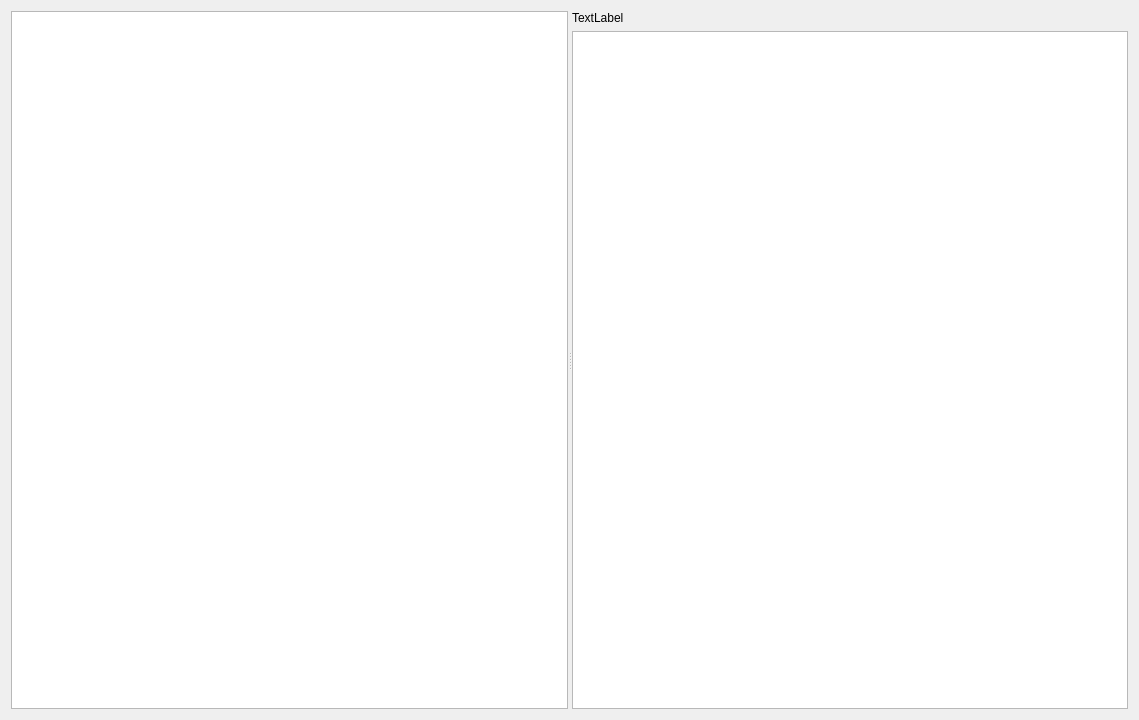
c-mellueh/SOM-Toolkit, file som_gui/module/modelcheck_window/qt/ObjectCheckWidget.ui: the form before one commit.
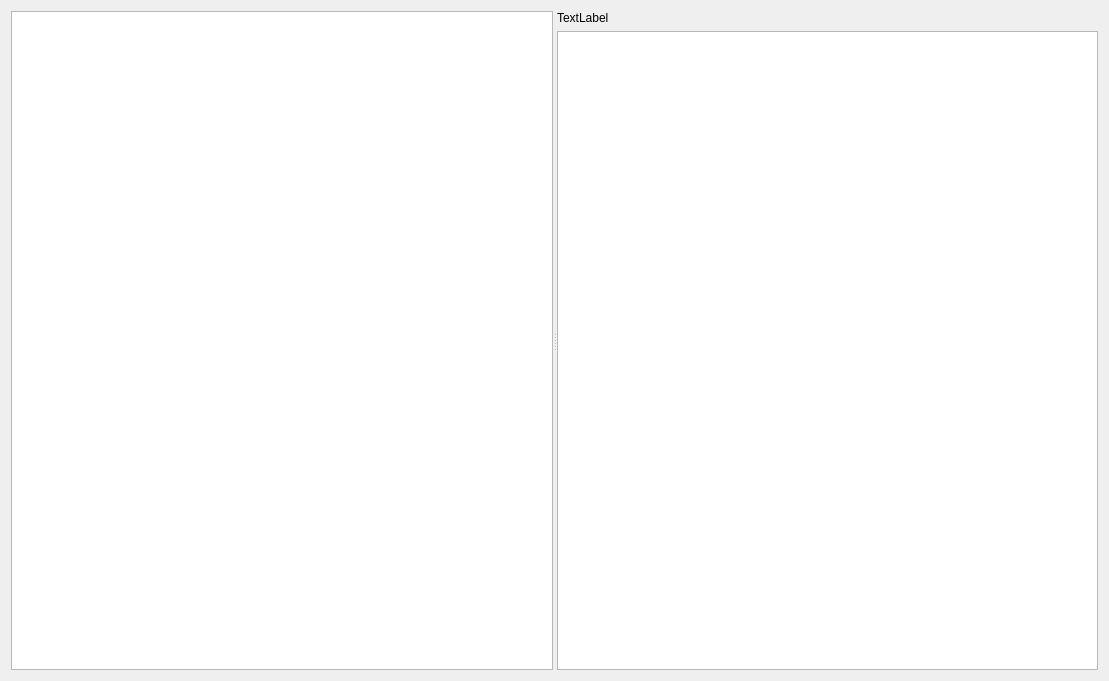
The form after the commit. Custom widgets are drawn as their Qt base class.

What changed in the file:
```diff
--- a/som_gui/module/modelcheck_window/qt/ObjectCheckWidget.ui
+++ b/som_gui/module/modelcheck_window/qt/ObjectCheckWidget.ui
@@ -6,8 +6,8 @@
    <rect>
     <x>0</x>
     <y>0</y>
-       <width>1139</width>
-       <height>720</height>
+       <width>1109</width>
+       <height>681</height>
    </rect>
   </property>
   <property name="windowTitle">
```
Left out of the diff: 22 changed lines with no effect on the pictures.
